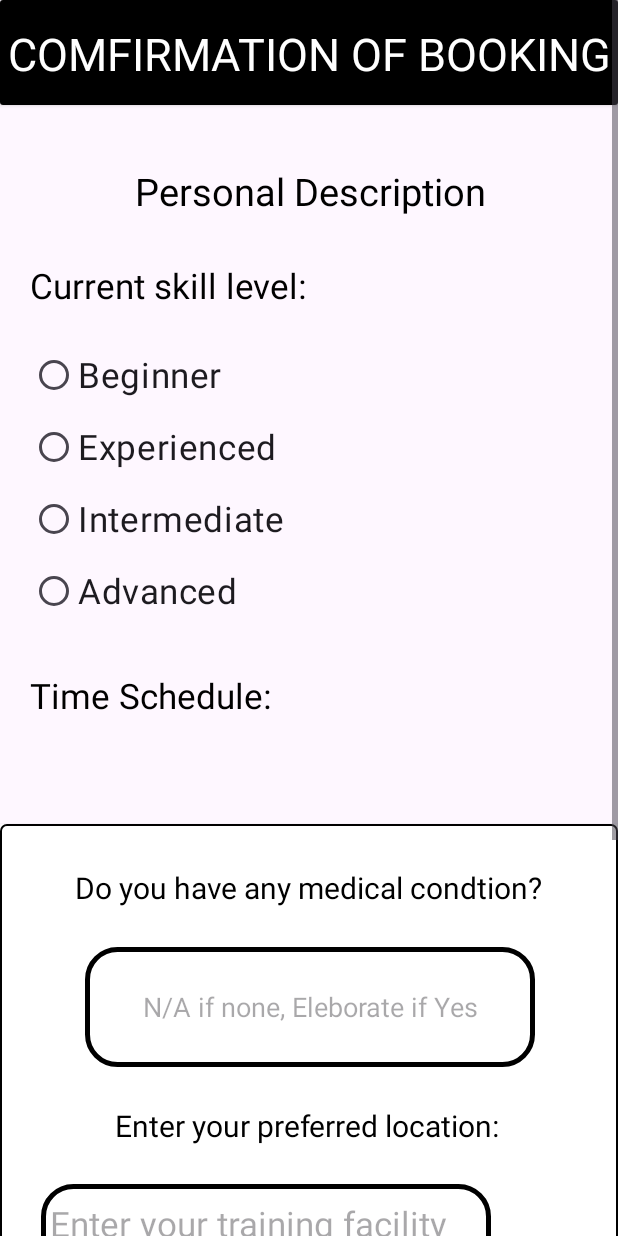
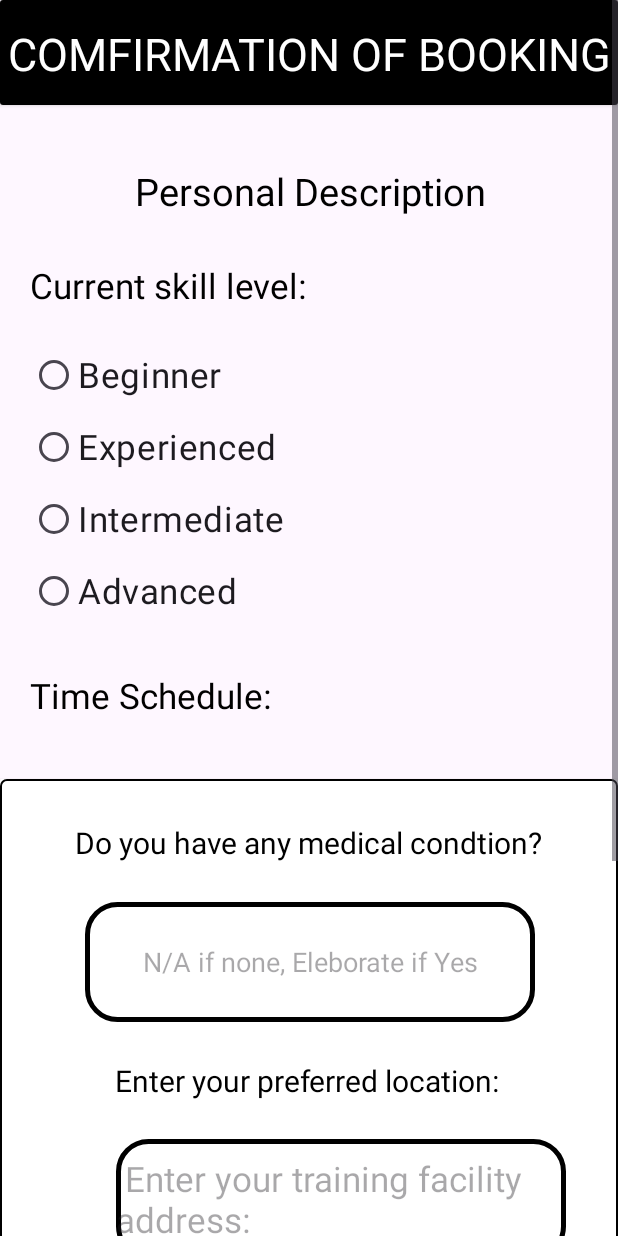
Before and after one commit to BradlyVinceGorgonio/EasyBook, an Android app: the fragment BookNowFragment shown on its own in the app's theme, on a phone screen of 412 x 824 dp. Run offline under Robolectric (Android 15) with nearby library versions, the phone set to English and light mode, and no system bars; our stand-ins replace Firebase (no records; nobody signed in at launch, a user with empty details on screens opened directly).

Commit message:
Easy Booking

```diff
--- a/app/src/main/res/layout/fragment_book_now.xml
+++ b/app/src/main/res/layout/fragment_book_now.xml
@@ -140,20 +140,12 @@
                     app:layout_constraintStart_toStartOf="parent"
                     app:layout_constraintTop_toBottomOf="@+id/scrollView4" />
 
-                <ScrollView
-                    android:id="@+id/availabledates"
-                    android:layout_width="200dp"
-                    android:layout_height="60dp"
-                    android:layout_marginLeft="190dp"
-                    android:layout_marginTop="-30dp"
-                    app:layout_constraintBottom_toTopOf="@+id/textView10"
-                    app:layout_constraintEnd_toStartOf="@+id/textView10"
-                    app:layout_constraintStart_toStartOf="parent"
-                    app:layout_constraintTop_toBottomOf="@+id/textView8">
+
 
                     <LinearLayout
-                        android:layout_width="match_parent"
-                        android:layout_height="match_parent"
+                        android:layout_width="wrap_content"
+                        android:layout_height="wrap_content"
+                        android:layout_marginLeft="20dp"
                         android:orientation="vertical">
 
                         <RadioGroup
@@ -165,7 +157,7 @@
 
                     </LinearLayout>
 
-                </ScrollView>
+
 
 
                 <androidx.cardview.widget.CardView
@@ -220,7 +212,7 @@
                             android:id="@+id/facilityadd"
                             android:layout_width="300dp"
                             android:layout_height="80dp"
-                            android:layout_marginLeft="-305dp"
+                            android:layout_marginLeft="-255dp"
                             android:layout_marginTop="240dp"
                             android:layout_marginBottom="20dp"
                             android:background="@drawable/custom_edittext"
```
